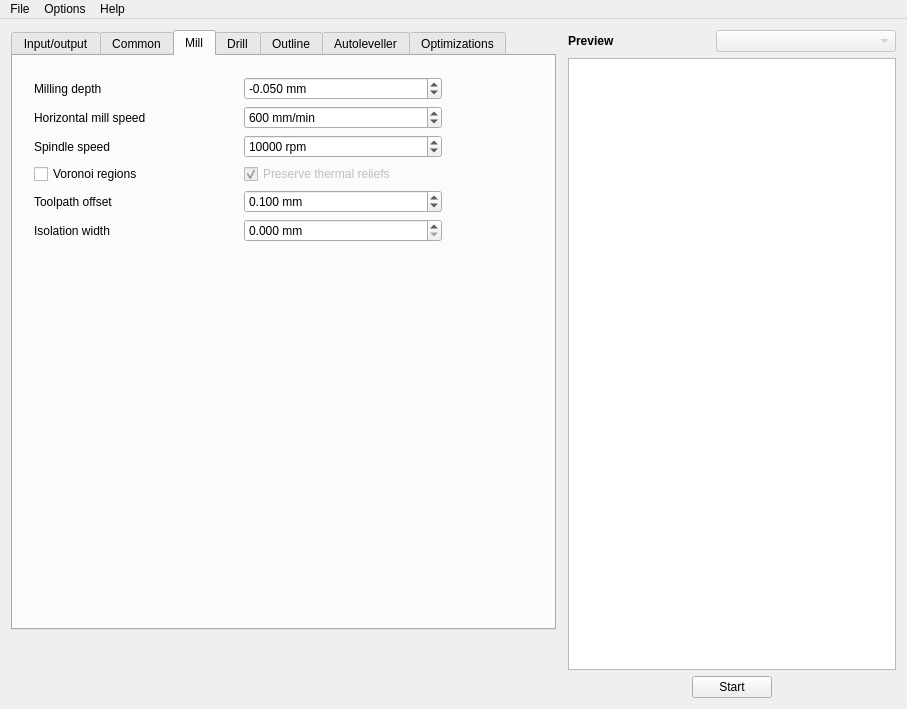
Qt form mainwindow.ui (pcb2gcode/pcb2gcodeGUI) before a commit.
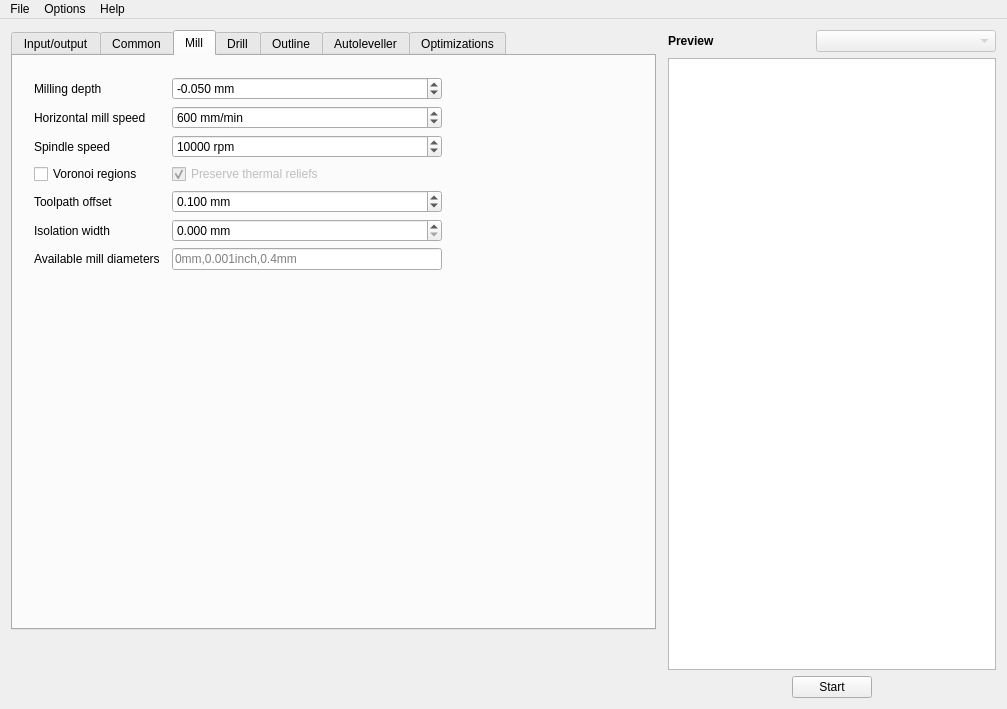
The same form after that commit. The open tabs and pages were chosen to show the change.

Commit message: Add --mill-diameters

The edit to the form file:
```diff
--- a/mainwindow.ui
+++ b/mainwindow.ui
@@ -6,7 +6,7 @@
    <rect>
     <x>0</x>
     <y>0</y>
-    <width>907</width>
+    <width>1007</width>
     <height>709</height>
    </rect>
   </property>
@@ -42,7 +42,7 @@
         </property>
         <property name="minimumSize">
          <size>
-          <width>545</width>
+          <width>645</width>
           <height>600</height>
          </size>
         </property>
@@ -1256,7 +1256,30 @@
              </property>
             </widget>
            </item>
-           <item row="6" column="0" colspan="2">
+           <item row="6" column="0">
+            <widget class="QLabel" name="milldiametersLabel">
+             <property name="toolTip">
+              <string>&lt;html&gt;&lt;head/&gt;&lt;body&gt;&lt;p&gt;&lt;span style=&quot; font-style:italic;&quot;&gt;--mill-diameters&lt;/span&gt;&lt;/p&gt;&lt;p&gt;Comma-separated list of available mill bits. Each entry must consist of a numeric value followed by a unit(inch,mm,m). Used in the order that they are provided&lt;/p&gt;&lt;/body&gt;&lt;/html&gt;</string>
+             </property>
+             <property name="text">
+              <string>Available mill diameters</string>
+             </property>
+             <property name="buddy">
+              <cstring>milldiametersLineEdit</cstring>
+             </property>
+            </widget>
+           </item>
+           <item row="6" column="1">
+            <widget class="QLineEdit" name="milldiametersLineEdit">
+             <property name="toolTip">
+              <string>&lt;html&gt;&lt;head/&gt;&lt;body&gt;&lt;p&gt;&lt;span style=&quot; font-style:italic;&quot;&gt;--mill-diameters&lt;/span&gt;&lt;/p&gt;&lt;p&gt;Comma-separated list of available mill bits. Each entry must consist of a numeric value followed by a unit(inch,mm,m). Used in the order that they are provided&lt;/p&gt;&lt;/body&gt;&lt;/html&gt;</string>
+             </property>
+             <property name="placeholderText">
+              <string>0mm,0.001inch,0.4mm</string>
+             </property>
+            </widget>
+           </item>
+           <item row="7" column="0" colspan="2">
             <spacer name="verticalSpacer_3">
              <property name="orientation">
               <enum>Qt::Vertical</enum>
@@ -2716,7 +2739,7 @@
     <rect>
      <x>0</x>
      <y>0</y>
-     <width>907</width>
+     <width>1007</width>
      <height>43</height>
     </rect>
    </property>
```
Left out of the diff: 1 changed line with no effect on the pictures. The commit also changes 1 other file.
